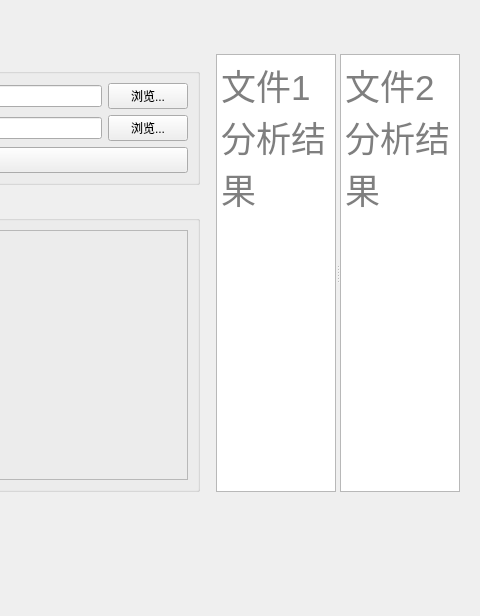
IceSugarZxy/MARS-pro, file src/ui/compare_panel.ui: the form before one commit; both pictures show x 420 to 900 and y 0 to 616 of the 900 by 616 pixel window.
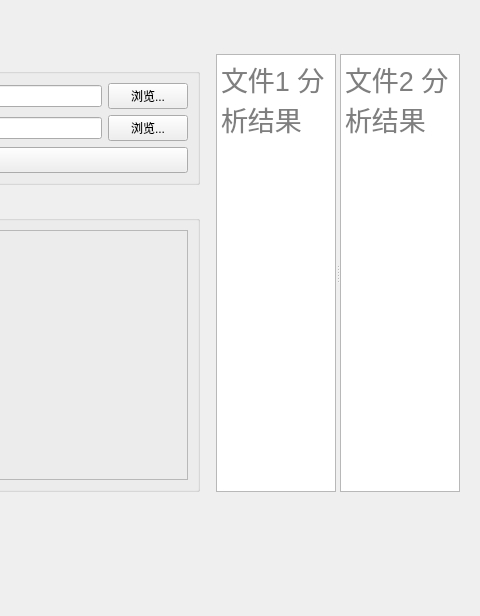
The form after the commit.

What changed in the file:
```diff
--- a/src/ui/compare_panel.ui
+++ b/src/ui/compare_panel.ui
@@ -47,7 +47,7 @@
      <widget class="QTextEdit" name="result1_text">
       <property name="font">
        <font>
-        <pointsize>26</pointsize>
+        <pointsize>20</pointsize>
        </font>
       </property>
       <property name="readOnly">
@@ -60,7 +60,7 @@
      <widget class="QTextEdit" name="result2_text">
       <property name="font">
        <font>
-        <pointsize>26</pointsize>
+        <pointsize>20</pointsize>
        </font>
       </property>
       <property name="readOnly">
```
